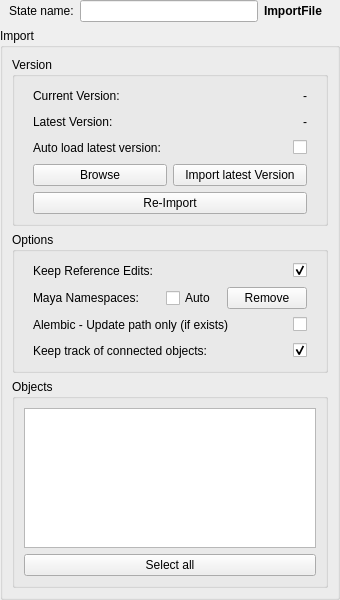
Qt form Fusion/Scripts/StateManagerNodes/StateUserInterfaces/fus_USD_Import.ui (Animatect/Prism2_PluginFusion) before a commit.
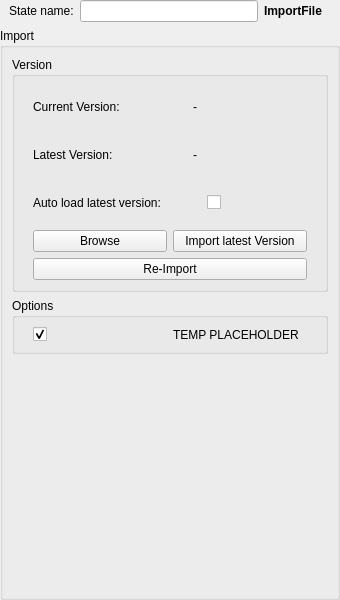
The same form after that commit.

Commit message: Updated UI to work with individual States

The edit to the form file:
```diff
--- a/Fusion/Scripts/StateManagerNodes/StateUserInterfaces/fus_USD_Import.ui
+++ b/Fusion/Scripts/StateManagerNodes/StateUserInterfaces/fus_USD_Import.ui
@@ -115,9 +115,6 @@
             </item>
             <item>
              <spacer name="horizontalSpacer">
-              <property name="orientation">
-               <enum>Qt::Orientation::Horizontal</enum>
-              </property>
               <property name="sizeHint" stdset="0">
                <size>
                 <width>40</width>
@@ -160,9 +157,6 @@
             </item>
             <item>
              <spacer name="horizontalSpacer_2">
-              <property name="orientation">
-               <enum>Qt::Orientation::Horizontal</enum>
-              </property>
               <property name="sizeHint" stdset="0">
                <size>
                 <width>40</width>
@@ -205,9 +199,6 @@
             </item>
             <item>
              <spacer name="horizontalSpacer_10">
-              <property name="orientation">
-               <enum>Qt::Orientation::Horizontal</enum>
-              </property>
               <property name="sizeHint" stdset="0">
                <size>
                 <width>40</width>
@@ -328,26 +319,6 @@
             <property name="bottomMargin">
              <number>0</number>
             </property>
-            <item>
-             <widget class="QLabel" name="l_keepRefEdits">
-              <property name="text">
-               <string>Keep Reference Edits:</string>
-              </property>
-             </widget>
-            </item>
-            <item>
-             <spacer name="horizontalSpacer_5">
-              <property name="orientation">
-               <enum>Qt::Orientation::Horizontal</enum>
-              </property>
-              <property name="sizeHint" stdset="0">
-               <size>
-                <width>40</width>
-                <height>20</height>
-               </size>
-              </property>
-             </spacer>
-            </item>
             <item>
              <widget class="QCheckBox" name="chb_keepRefEdits">
               <property name="text">
@@ -358,170 +329,10 @@
               </property>
              </widget>
             </item>
-           </layout>
-          </widget>
-         </item>
-         <item>
-          <widget class="QWidget" name="f_nameSpaces" native="true">
-           <layout class="QHBoxLayout" name="horizontalLayout_12">
-            <property name="leftMargin">
-             <number>9</number>
-            </property>
-            <property name="topMargin">
-             <number>0</number>
-            </property>
-            <property name="rightMargin">
-             <number>9</number>
-            </property>
-            <property name="bottomMargin">
-             <number>0</number>
-            </property>
             <item>
-             <widget class="QLabel" name="l_keepRefEdits_2">
+             <widget class="QLabel" name="label">
               <property name="text">
-               <string>Maya Namespaces:</string>
-              </property>
-             </widget>
-            </item>
-            <item>
-             <spacer name="horizontalSpacer_7">
-              <property name="orientation">
-               <enum>Qt::Orientation::Horizontal</enum>
-              </property>
-              <property name="sizeHint" stdset="0">
-               <size>
-                <width>40</width>
-                <height>20</height>
-               </size>
-              </property>
-             </spacer>
-            </item>
-            <item>
-             <widget class="QCheckBox" name="chb_autoNameSpaces">
-              <property name="text">
-               <string>Auto</string>
-              </property>
-              <property name="checked">
-               <bool>false</bool>
-              </property>
-             </widget>
-            </item>
-            <item>
-             <spacer name="horizontalSpacer_3">
-              <property name="orientation">
-               <enum>Qt::Orientation::Horizontal</enum>
-              </property>
-              <property name="sizeType">
-               <enum>QSizePolicy::Policy::Fixed</enum>
-              </property>
-              <property name="sizeHint" stdset="0">
-               <size>
-                <width>5</width>
-                <height>20</height>
-               </size>
-              </property>
-             </spacer>
-            </item>
-            <item>
-             <widget class="QPushButton" name="b_nameSpaces">
-              <property name="focusPolicy">
-               <enum>Qt::FocusPolicy::NoFocus</enum>
-              </property>
-              <property name="text">
-               <string>Remove</string>
-              </property>
-             </widget>
-            </item>
-           </layout>
-          </widget>
-         </item>
-         <item>
-          <widget class="QWidget" name="f_abcPath" native="true">
-           <layout class="QHBoxLayout" name="horizontalLayout_11">
-            <property name="leftMargin">
-             <number>9</number>
-            </property>
-            <property name="topMargin">
-             <number>0</number>
-            </property>
-            <property name="rightMargin">
-             <number>9</number>
-            </property>
-            <property name="bottomMargin">
-             <number>0</number>
-            </property>
-            <item>
-             <widget class="QLabel" name="l_abcPath">
-              <property name="text">
-               <string>Alembic - Update path only (if exists)</string>
-              </property>
-             </widget>
-            </item>
-            <item>
-             <spacer name="horizontalSpacer_6">
-              <property name="orientation">
-               <enum>Qt::Orientation::Horizontal</enum>
-              </property>
-              <property name="sizeHint" stdset="0">
-               <size>
-                <width>40</width>
-                <height>20</height>
-               </size>
-              </property>
-             </spacer>
-            </item>
-            <item>
-             <widget class="QCheckBox" name="chb_abcPath">
-              <property name="text">
-               <string/>
-              </property>
-             </widget>
-            </item>
-           </layout>
-          </widget>
-         </item>
-         <item>
-          <widget class="QWidget" name="w_trackObjects" native="true">
-           <layout class="QHBoxLayout" name="horizontalLayout_9">
-            <property name="leftMargin">
-             <number>9</number>
-            </property>
-            <property name="topMargin">
-             <number>0</number>
-            </property>
-            <property name="rightMargin">
-             <number>9</number>
-            </property>
-            <property name="bottomMargin">
-             <number>0</number>
-            </property>
-            <item>
-             <widget class="QLabel" name="l_trackObjects">
-              <property name="text">
-               <string>Keep track of connected objects:</string>
-              </property>
-             </widget>
-            </item>
-            <item>
-             <spacer name="horizontalSpacer_9">
-              <property name="orientation">
-               <enum>Qt::Orientation::Horizontal</enum>
-              </property>
-              <property name="sizeHint" stdset="0">
-               <size>
-                <width>40</width>
-                <height>20</height>
-               </size>
-              </property>
-             </spacer>
-            </item>
-            <item>
-             <widget class="QCheckBox" name="chb_trackObjects">
-              <property name="text">
-               <string/>
-              </property>
-              <property name="checked">
-               <bool>true</bool>
+               <string>TEMP PLACEHOLDER</string>
               </property>
              </widget>
             </item>
@@ -532,45 +343,17 @@
        </widget>
       </item>
       <item>
-       <widget class="QGroupBox" name="gb_objects">
-        <property name="title">
-         <string>Objects</string>
+       <spacer name="verticalSpacer">
+        <property name="orientation">
+         <enum>Qt::Vertical</enum>
         </property>
-        <layout class="QVBoxLayout" name="verticalLayout_4">
-         <property name="leftMargin">
-          <number>9</number>
-         </property>
-         <property name="topMargin">
-          <number>9</number>
-         </property>
-         <property name="rightMargin">
-          <number>9</number>
-         </property>
-         <property name="bottomMargin">
-          <number>9</number>
-         </property>
-         <item>
-          <widget class="QListWidget" name="lw_objects">
-           <property name="selectionMode">
-            <enum>QAbstractItemView::SelectionMode::ExtendedSelection</enum>
-           </property>
-           <property name="verticalScrollMode">
-            <enum>QAbstractItemView::ScrollMode::ScrollPerPixel</enum>
-           </property>
-           <property name="horizontalScrollMode">
-            <enum>QAbstractItemView::ScrollMode::ScrollPerPixel</enum>
-           </property>
-          </widget>
-         </item>
-         <item>
-          <widget class="QPushButton" name="b_selectAll">
-           <property name="text">
-            <string>Select all</string>
-           </property>
-          </widget>
-         </item>
-        </layout>
-       </widget>
+        <property name="sizeHint" stdset="0">
+         <size>
+          <width>20</width>
+          <height>40</height>
+         </size>
+        </property>
+       </spacer>
       </item>
      </layout>
     </widget>
```
Left out of the diff: 13 changed lines with no effect on the pictures. The commit also changes 3 other files.
